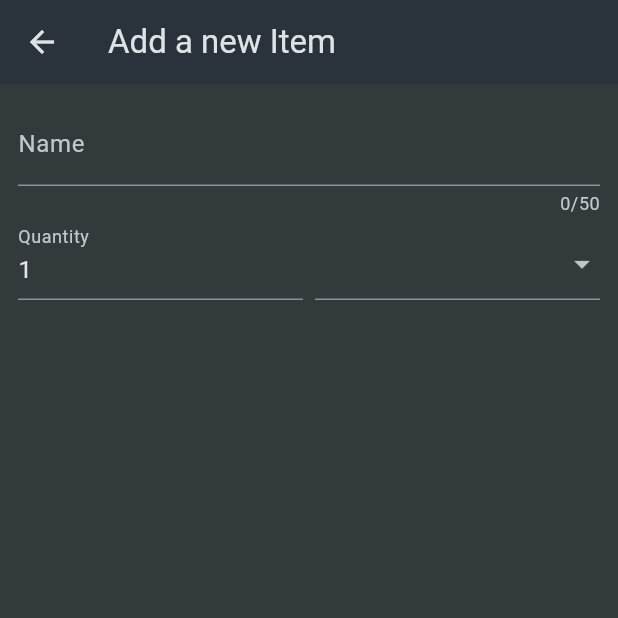
After one commit to rizky201008/shopping_list, a Flutter app: the screen it shows after launch, after a tap on the "add" icon, on a phone screen of 412 x 824 dp, the top half of it. The commit adds this screen. Run offline on Flutter 3.47's test engine with Material 3 defaults, Android fonts, the phone set to English and light mode, and no system bars.

Commit message:
A Form-aware Dropdown Button

```diff
--- a/lib/widgets/grocery_list.dart
+++ b/lib/widgets/grocery_list.dart
@@ -1,14 +1,34 @@
 import 'package:flutter/material.dart';
 import 'package:shopping_list/data/dummy_items.dart';
+import 'package:shopping_list/widgets/new_item.dart';
 
-class GroceryList extends StatelessWidget {
+class GroceryList extends StatefulWidget {
   const GroceryList({super.key});
+
+  @override
+  State<GroceryList> createState() => _GroceryListState();
+}
+
+class _GroceryListState extends State<GroceryList> {
+  void _addItem() {
+    Navigator.of(context).push(
+      MaterialPageRoute(
+        builder: (ctx) => const NewItem(),
+      ),
+    );
+  }
 
   @override
   Widget build(BuildContext context) {
     return Scaffold(
       appBar: AppBar(
         title: const Text("Your Groceries"),
+        actions: [
+          IconButton(
+            onPressed: _addItem,
+            icon: Icon(Icons.add),
+          )
+        ],
       ),
       body: ListView.builder(
         itemCount: groceryItems.length,
--- /dev/null
+++ b/lib/widgets/new_item.dart
@@ -0,0 +1,78 @@
+import 'package:flutter/material.dart';
+import 'package:shopping_list/data/categories.dart';
+
+class NewItem extends StatefulWidget {
+  const NewItem({super.key});
+
+  @override
+  State<NewItem> createState() => _NewItemState();
+}
+
+class _NewItemState extends State<NewItem> {
+  @override
+  Widget build(BuildContext context) {
+    return Scaffold(
+      appBar: AppBar(
+        title: const Text("Add a new Item"),
+      ),
+      body: Padding(
+        padding: const EdgeInsets.all(12),
+        child: Form(
+          child: Column(
+            children: [
+              TextFormField(
+                maxLength: 50,
+                decoration: const InputDecoration(
+                  label: Text("Name"),
+                ),
+                validator: (value) {
+                  return "Demo...";
+                },
+              ),
+              Row(
+                crossAxisAlignment: CrossAxisAlignment.end,
+                children: [
+                  Expanded(
+                    child: TextFormField(
+                      decoration: const InputDecoration(
+                        label: Text("Quantity"),
+                      ),
+                      initialValue: "1",
+                    ),
+                  ),
+                  const SizedBox(
+                    width: 8,
+                  ),
+                  Expanded(
+                    child: DropdownButtonFormField(
+                      items: [
+                        for (final category in categories.entries)
+                          DropdownMenuItem(
+                            value: category.value,
+                            child: Row(
+                              children: [
+                                Container(
+                                  width: 16,
+                                  height: 16,
+                                  color: category.value.color,
+                                ),
+                                const SizedBox(
+                                  width: 6,
+                                ),
+                                Text(category.value.name)
+                              ],
+                            ),
+                          )
+                      ],
+                      onChanged: (value) {},
+                    ),
+                  ),
+                ],
+              ),
+            ],
+          ),
+        ),
+      ),
+    );
+  }
+}
```
